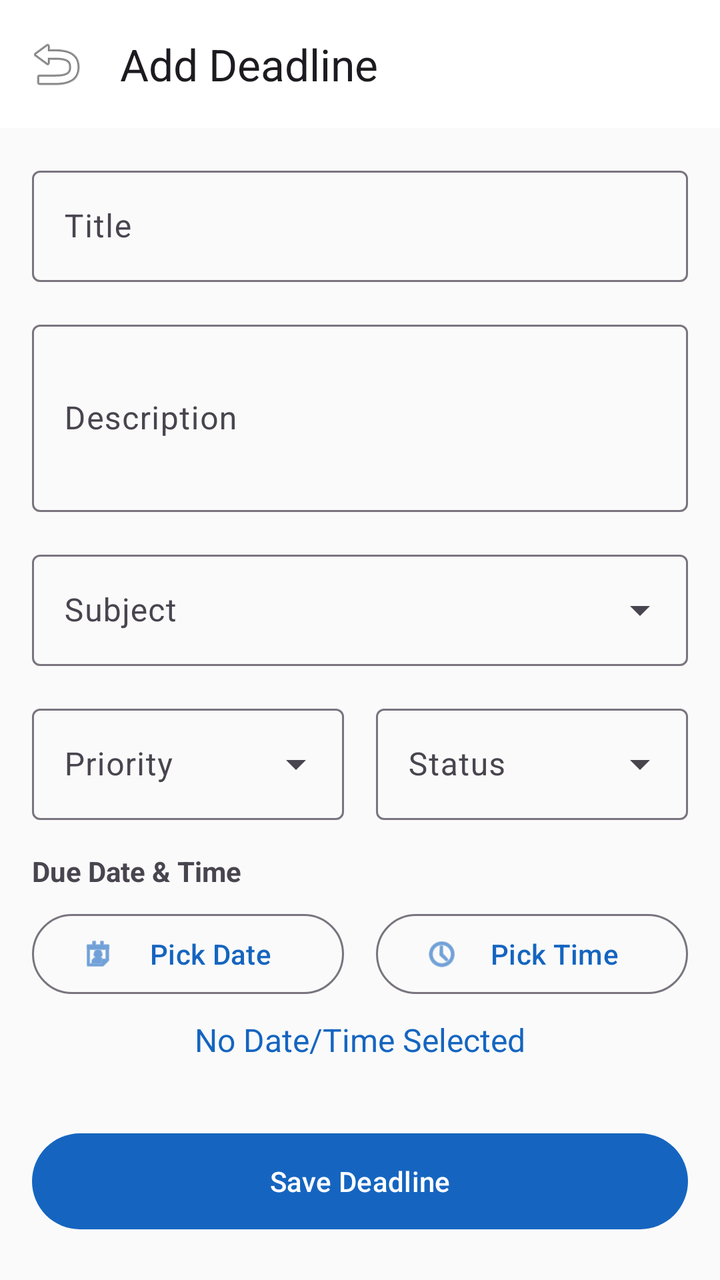
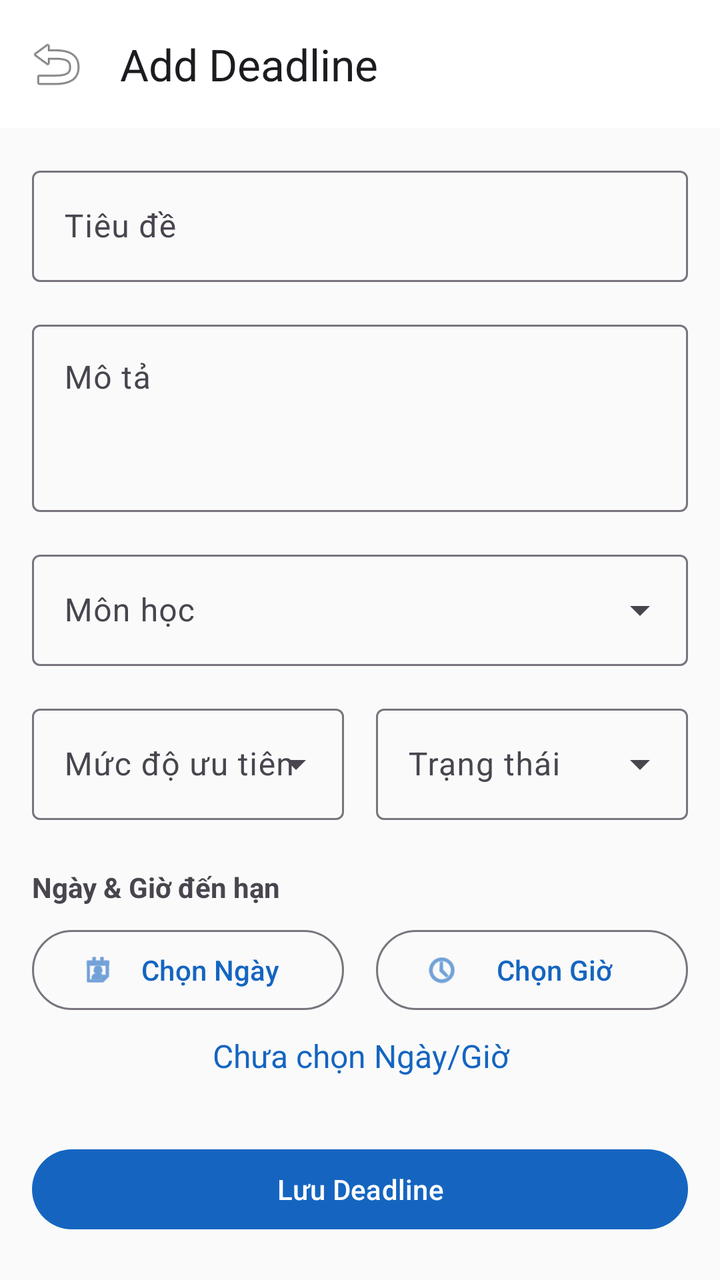

Before-and-after screenshots of an Android layout around one commit, followed by the original layout XML and the change that was made.
<!-- AndroidManifest.xml: application theme Theme.StudyHub -->
<!-- res/layout/fragment_add_deadline.xml -->
<?xml version="1.0" encoding="utf-8"?>
<androidx.coordinatorlayout.widget.CoordinatorLayout xmlns:android="http://schemas.android.com/apk/res/android"
    xmlns:app="http://schemas.android.com/apk/res-auto"
    android:layout_width="match_parent"
    android:layout_height="match_parent"
    android:background="?attr/colorBackground">

    <com.google.android.material.appbar.AppBarLayout
        android:layout_width="match_parent"
        android:layout_height="wrap_content">

        <androidx.appcompat.widget.Toolbar
            android:id="@+id/toolbar"
            android:layout_width="match_parent"
            android:layout_height="?attr/actionBarSize"
            android:background="?attr/colorSurface"
            app:navigationIcon="@android:drawable/ic_menu_revert"
            app:title="Add Deadline" />
    </com.google.android.material.appbar.AppBarLayout>

    <androidx.core.widget.NestedScrollView
        android:layout_width="match_parent"
        android:layout_height="match_parent"
        app:layout_behavior="@string/appbar_scrolling_view_behavior">

        <LinearLayout
            android:layout_width="match_parent"
            android:layout_height="wrap_content"
            android:orientation="vertical"
            android:padding="16dp">

            <com.google.android.material.textfield.TextInputLayout
                android:id="@+id/tilTitle"
                style="@style/Widget.Material3.TextInputLayout.OutlinedBox"
                android:layout_width="match_parent"
                android:layout_height="wrap_content"
                android:hint="Title">

                <com.google.android.material.textfield.TextInputEditText
                    android:id="@+id/etTitle"
                    android:layout_width="match_parent"
                    android:layout_height="wrap_content"
                    android:inputType="textCapSentences" />
            </com.google.android.material.textfield.TextInputLayout>

            <com.google.android.material.textfield.TextInputLayout
                android:id="@+id/tilDescription"
                style="@style/Widget.Material3.TextInputLayout.OutlinedBox"
                android:layout_width="match_parent"
                android:layout_height="wrap_content"
                android:layout_marginTop="16dp"
                android:hint="Description">

                <com.google.android.material.textfield.TextInputEditText
                    android:id="@+id/etDescription"
                    android:layout_width="match_parent"
                    android:layout_height="wrap_content"
                    android:inputType="textMultiLine"
                    android:lines="3" />
            </com.google.android.material.textfield.TextInputLayout>
            
            <com.google.android.material.textfield.TextInputLayout
                android:id="@+id/tilSubject"
                style="@style/Widget.Material3.TextInputLayout.OutlinedBox.ExposedDropdownMenu"
                android:layout_width="match_parent"
                android:layout_height="wrap_content"
                android:layout_marginTop="16dp"
                android:hint="Subject">

                <AutoCompleteTextView
                    android:id="@+id/spinnerSubject"
                    android:layout_width="match_parent"
                    android:layout_height="wrap_content"
                    android:inputType="none" />
            </com.google.android.material.textfield.TextInputLayout>

            <LinearLayout
                android:layout_width="match_parent"
                android:layout_height="wrap_content"
                android:layout_marginTop="16dp"
                android:orientation="horizontal">

                <com.google.android.material.textfield.TextInputLayout
                    android:id="@+id/tilPriority"
                    style="@style/Widget.Material3.TextInputLayout.OutlinedBox.ExposedDropdownMenu"
                    android:layout_width="0dp"
                    android:layout_height="wrap_content"
                    android:layout_weight="1"
                    android:layout_marginEnd="8dp"
                    android:hint="Priority">

                    <AutoCompleteTextView
                        android:id="@+id/spinnerPriority"
                        android:layout_width="match_parent"
                        android:layout_height="wrap_content"
                        android:inputType="none" />
                </com.google.android.material.textfield.TextInputLayout>

                <com.google.android.material.textfield.TextInputLayout
                    android:id="@+id/tilStatus"
                    style="@style/Widget.Material3.TextInputLayout.OutlinedBox.ExposedDropdownMenu"
                    android:layout_width="0dp"
                    android:layout_height="wrap_content"
                    android:layout_weight="1"
                    android:layout_marginStart="8dp"
                    android:hint="Status">

                    <AutoCompleteTextView
                        android:id="@+id/spinnerStatus"
                        android:layout_width="match_parent"
                        android:layout_height="wrap_content"
                        android:inputType="none" />
                </com.google.android.material.textfield.TextInputLayout>
            </LinearLayout>

            <TextView
                android:layout_width="wrap_content"
                android:layout_height="wrap_content"
                android:layout_marginTop="16dp"
                android:text="Due Date &amp; Time"
                android:textColor="?attr/colorOnSurfaceVariant"
                android:textStyle="bold" />

            <LinearLayout
                android:layout_width="match_parent"
                android:layout_height="wrap_content"
                android:layout_marginTop="8dp"
                android:orientation="horizontal">
                
                <com.google.android.material.button.MaterialButton
                    android:id="@+id/btnPickDate"
                    style="@style/Widget.Material3.Button.OutlinedButton"
                    android:layout_width="0dp"
                    android:layout_height="wrap_content"
                    android:layout_weight="1"
                    android:layout_marginEnd="8dp"
                    android:text="Pick Date"
                    app:icon="@android:drawable/ic_menu_my_calendar" />
                    
                <com.google.android.material.button.MaterialButton
                    android:id="@+id/btnPickTime"
                    style="@style/Widget.Material3.Button.OutlinedButton"
                    android:layout_width="0dp"
                    android:layout_height="wrap_content"
                    android:layout_weight="1"
                    android:layout_marginStart="8dp"
                    android:text="Pick Time"
                    app:icon="@android:drawable/ic_menu_recent_history" />
            </LinearLayout>
            
            <TextView
                android:id="@+id/tvSelectedDateTime"
                android:layout_width="match_parent"
                android:layout_height="wrap_content"
                android:layout_marginTop="8dp"
                android:gravity="center"
                android:text="No Date/Time Selected"
                android:textColor="?attr/colorPrimary"
                android:textSize="16sp" />

            <com.google.android.material.button.MaterialButton
                android:id="@+id/btnSave"
                android:layout_width="match_parent"
                android:layout_height="56dp"
                android:layout_marginTop="32dp"
                android:text="Save Deadline" />
                
            <com.google.android.material.button.MaterialButton
                android:id="@+id/btnDelete"
                style="@style/Widget.Material3.Button.OutlinedButton"
                android:layout_width="match_parent"
                android:layout_height="56dp"
                android:layout_marginTop="8dp"
                android:text="Delete"
                android:textColor="?attr/colorError"
                app:strokeColor="?attr/colorError"
                android:visibility="gone" />

        </LinearLayout>
    </androidx.core.widget.NestedScrollView>
</androidx.coordinatorlayout.widget.CoordinatorLayout>
<!-- resources referenced by this layout -->
<resources>
  <style name="Theme.StudyHub" parent="Theme.Material3.Light.NoActionBar">
          <item name="colorPrimary">@color/primary</item>
          <item name="colorPrimaryVariant">@color/primary_variant</item>
          <item name="colorPrimaryContainer">@color/primary_container</item>
          <item name="colorOnPrimary">@color/on_primary</item>
          <item name="colorOnPrimaryContainer">@color/on_primary_container</item>
          <item name="colorSecondary">@color/secondary</item>
          <item name="colorSecondaryContainer">@color/secondary_container</item>
          <item name="colorOnSecondary">@color/on_secondary</item>
          <item name="colorOnSecondaryContainer">@color/on_secondary_container</item>
          <item name="colorTertiary">@color/tertiary</item>
          <item name="colorTertiaryContainer">@color/tertiary_container</item>
          <item name="colorSurface">@color/surface</item>
          <item name="colorSurfaceVariant">@color/surface_variant</item>
          <item name="colorOnSurface">@color/on_surface</item>
          <item name="colorOnSurfaceVariant">@color/on_surface_variant</item>
          <item name="colorError">@color/error</item>
          <item name="colorErrorContainer">@color/error_container</item>
          <item name="colorOnError">@color/on_error</item>
          <item name="colorOutline">@color/outline</item>
          <item name="colorOutlineVariant">@color/outline_variant</item>
          <item name="android:colorBackground">@color/background</item>
          <item name="colorBackground">@color/background</item>
          <item name="android:statusBarColor">@color/primary</item>
          <item name="android:navigationBarColor">@color/surface</item>
      </style>
  <color name="primary">#1565C0</color>
  <color name="primary_variant">#0D47A1</color>
  <color name="primary_container">#BBDEFB</color>
  <color name="on_primary">#FFFFFF</color>
  <color name="on_primary_container">#001D36</color>
  <color name="secondary">#00897B</color>
  <color name="secondary_container">#B2DFDB</color>
  <color name="on_secondary">#FFFFFF</color>
  <color name="on_secondary_container">#00201E</color>
  <color name="tertiary">#7B1FA2</color>
  <color name="tertiary_container">#E1BEE7</color>
  <color name="surface">#FFFFFF</color>
  <color name="surface_variant">#F5F5F5</color>
  <color name="on_surface">#1C1B1F</color>
  <color name="on_surface_variant">#49454F</color>
  <color name="error">#BA1A1A</color>
  <color name="error_container">#FFDAD6</color>
  <color name="on_error">#FFFFFF</color>
  <color name="outline">#79747E</color>
  <color name="outline_variant">#CAC4D0</color>
  <color name="background">#FAFAFA</color>
</resources>

<!-- the commit's change to res/layout/fragment_add_deadline.xml (unified diff, before → after) -->
@@ -34,7 +34,7 @@
                 style="@style/Widget.Material3.TextInputLayout.OutlinedBox"
                 android:layout_width="match_parent"
                 android:layout_height="wrap_content"
-                android:hint="Title">
+                android:hint="Tiêu đề">
 
                 <com.google.android.material.textfield.TextInputEditText
                     android:id="@+id/etTitle"
@@ -49,14 +49,15 @@
                 android:layout_width="match_parent"
                 android:layout_height="wrap_content"
                 android:layout_marginTop="16dp"
-                android:hint="Description">
+                android:hint="Mô tả">
 
                 <com.google.android.material.textfield.TextInputEditText
                     android:id="@+id/etDescription"
                     android:layout_width="match_parent"
                     android:layout_height="wrap_content"
-                    android:inputType="textMultiLine"
-                    android:lines="3" />
+                    android:inputType="textMultiLine|textCapSentences"
+                    android:lines="3"
+                    android:gravity="top|start" />
             </com.google.android.material.textfield.TextInputLayout>
             
             <com.google.android.material.textfield.TextInputLayout
@@ -65,7 +66,7 @@
                 android:layout_width="match_parent"
                 android:layout_height="wrap_content"
                 android:layout_marginTop="16dp"
-                android:hint="Subject">
+                android:hint="Môn học">
 
                 <AutoCompleteTextView
                     android:id="@+id/spinnerSubject"
@@ -87,7 +88,7 @@
                     android:layout_height="wrap_content"
                     android:layout_weight="1"
                     android:layout_marginEnd="8dp"
-                    android:hint="Priority">
+                    android:hint="Mức độ ưu tiên">
 
                     <AutoCompleteTextView
                         android:id="@+id/spinnerPriority"
@@ -103,7 +104,7 @@
                     android:layout_height="wrap_content"
                     android:layout_weight="1"
                     android:layout_marginStart="8dp"
-                    android:hint="Status">
+                    android:hint="Trạng thái">
 
                     <AutoCompleteTextView
                         android:id="@+id/spinnerStatus"
@@ -116,15 +117,15 @@
             <TextView
                 android:layout_width="wrap_content"
                 android:layout_height="wrap_content"
-                android:layout_marginTop="16dp"
-                android:text="Due Date &amp; Time"
+                android:layout_marginTop="24dp"
+                android:layout_marginBottom="8dp"
+                android:text="Ngày &amp; Giờ đến hạn"
                 android:textColor="?attr/colorOnSurfaceVariant"
                 android:textStyle="bold" />
 
             <LinearLayout
                 android:layout_width="match_parent"
                 android:layout_height="wrap_content"
-                android:layout_marginTop="8dp"
                 android:orientation="horizontal">
                 
                 <com.google.android.material.button.MaterialButton
@@ -134,7 +135,7 @@
                     android:layout_height="wrap_content"
                     android:layout_weight="1"
                     android:layout_marginEnd="8dp"
-                    android:text="Pick Date"
+                    android:text="Chọn Ngày"
                     app:icon="@android:drawable/ic_menu_my_calendar" />
                     
                 <com.google.android.material.button.MaterialButton
@@ -144,7 +145,7 @@
                     android:layout_height="wrap_content"
                     android:layout_weight="1"
                     android:layout_marginStart="8dp"
-                    android:text="Pick Time"
+                    android:text="Chọn Giờ"
                     app:icon="@android:drawable/ic_menu_recent_history" />
             </LinearLayout>
             
@@ -154,24 +155,24 @@
                 android:layout_height="wrap_content"
                 android:layout_marginTop="8dp"
                 android:gravity="center"
-                android:text="No Date/Time Selected"
+                android:text="Chưa chọn Ngày/Giờ"
                 android:textColor="?attr/colorPrimary"
                 android:textSize="16sp" />
 
             <com.google.android.material.button.MaterialButton
                 android:id="@+id/btnSave"
                 android:layout_width="match_parent"
-                android:layout_height="56dp"
+                android:layout_height="wrap_content"
                 android:layout_marginTop="32dp"
-                android:text="Save Deadline" />
+                android:text="Lưu Deadline" />
                 
             <com.google.android.material.button.MaterialButton
                 android:id="@+id/btnDelete"
                 style="@style/Widget.Material3.Button.OutlinedButton"
                 android:layout_width="match_parent"
-                android:layout_height="56dp"
+                android:layout_height="wrap_content"
                 android:layout_marginTop="8dp"
-                android:text="Delete"
+                android:text="Xóa"
                 android:textColor="?attr/colorError"
                 app:strokeColor="?attr/colorError"
                 android:visibility="gone" />
